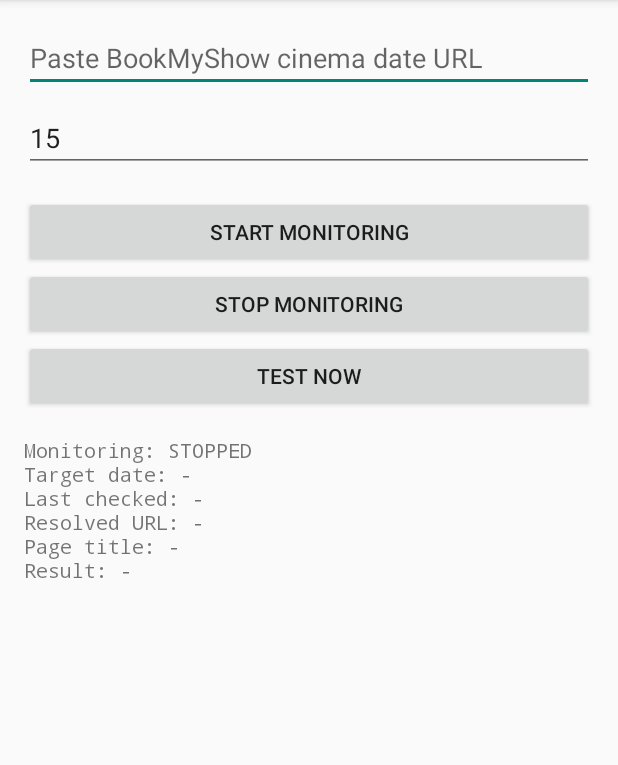
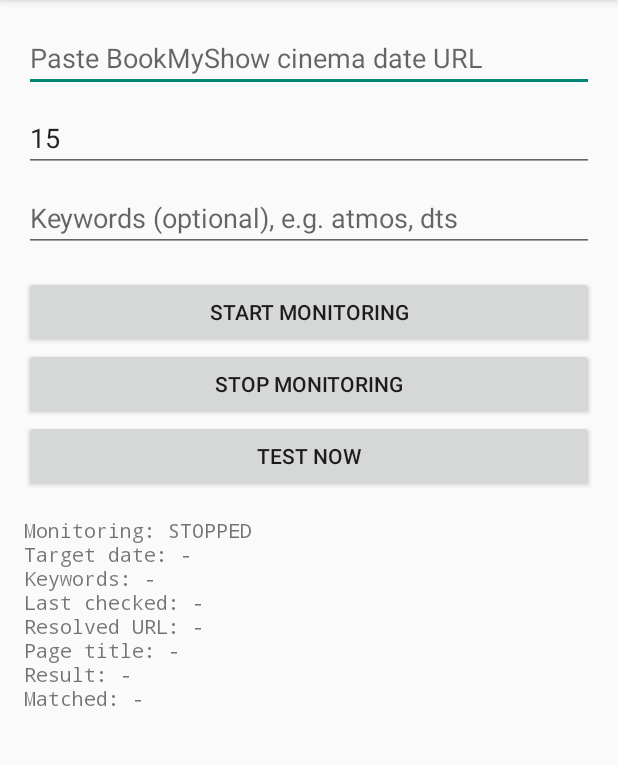
Before and after one commit to JegadishTamizh/bms-watcher, an Android app: the screen it shows after launch (MainActivity), on a phone screen of 412 x 824 dp, the part 84-849 px from its top. Run offline under Robolectric (Android 15) with nearby library versions, the phone set to English and light mode, and no system bars.

Commit message:
keywords

```diff
--- a/app/src/main/java/com/gj/bmswatcher/MainActivity.kt
+++ b/app/src/main/java/com/gj/bmswatcher/MainActivity.kt
@@ -18,6 +18,7 @@ class MainActivity : AppCompatActivity() {
 
     private lateinit var etUrl: EditText
     private lateinit var etInterval: EditText
+    private lateinit var etKeywords: EditText
     private lateinit var tvStatus: TextView
 
     private val prefs: SharedPreferences by lazy {
@@ -46,14 +47,16 @@ class MainActivity : AppCompatActivity() {
 
         etUrl = findViewById(R.id.etUrl)
         etInterval = findViewById(R.id.etInterval)
+        etKeywords = findViewById(R.id.etKeywords)
         tvStatus = findViewById(R.id.tvStatus)
 
         etUrl.setText(prefs.getString(BookingCheckWorker.KEY_URL, ""))
         etInterval.setText(prefs.getInt(BookingCheckWorker.KEY_INTERVAL, 15).toString())
+        etKeywords.setText(prefs.getString(BookingCheckWorker.KEY_KEYWORDS, ""))
 
         findViewById<Button>(R.id.btnStart).setOnClickListener { handleStart() }
         findViewById<Button>(R.id.btnStop).setOnClickListener { handleStop() }
-        findViewById<Button>(R.id.btnTest).setOnClickListener { onTest() }
+        findViewById<Button>(R.id.btnTest).setOnClickListener { handleTest() }
 
         renderStatus()
     }
@@ -71,6 +74,7 @@ class MainActivity : AppCompatActivity() {
 
     private fun readInputs(): Pair<String, Int>? {
         val url = etUrl.text.toString().trim()
+            .replace(Regex("^(?i)https?://")) { it.value.lowercase() }
         val interval = etInterval.text.toString().trim().toIntOrNull() ?: 15
         if (!url.startsWith("http") || BookingCheckWorker.extractDate(url) == null) {
             Toast.makeText(this, "URL must start with http and end with a YYYYMMDD date", Toast.LENGTH_LONG).show()
@@ -97,8 +101,10 @@ class MainActivity : AppCompatActivity() {
         prefs.edit()
             .putString(BookingCheckWorker.KEY_URL, url)
             .putInt(BookingCheckWorker.KEY_INTERVAL, interval)
+            .putString(BookingCheckWorker.KEY_KEYWORDS, etKeywords.text.toString().trim())
             .putBoolean(BookingCheckWorker.KEY_ACTIVE, true)
             .putString(BookingCheckWorker.KEY_LOG_RESULT, "Waiting for first check...")
+            .putString(BookingCheckWorker.KEY_LOG_MATCH, "")
             .apply()
         ensureNotificationPermission()
         BookingCheckWorker.startMonitoring(this, interval)
@@ -111,12 +117,14 @@ class MainActivity : AppCompatActivity() {
         Toast.makeText(this, "Monitoring stopped", Toast.LENGTH_SHORT).show()
     }
 
-    private fun onTest() {
+    private fun handleTest() {
         val (url, interval) = readInputs() ?: return
         prefs.edit()
             .putString(BookingCheckWorker.KEY_URL, url)
             .putInt(BookingCheckWorker.KEY_INTERVAL, interval)
+            .putString(BookingCheckWorker.KEY_KEYWORDS, etKeywords.text.toString().trim())
             .putString(BookingCheckWorker.KEY_LOG_RESULT, "Test running... (takes about 10-70 seconds)")
+            .putString(BookingCheckWorker.KEY_LOG_MATCH, "")
             .apply()
         ensureNotificationPermission()
         BookingCheckWorker.runTestNow(this)
@@ -127,15 +135,18 @@ class MainActivity : AppCompatActivity() {
         val interval = prefs.getInt(BookingCheckWorker.KEY_INTERVAL, 15)
         val url = prefs.getString(BookingCheckWorker.KEY_URL, "").orEmpty()
         val date = BookingCheckWorker.extractDate(url) ?: "-"
+        val keywords = prefs.getString(BookingCheckWorker.KEY_KEYWORDS, "").orEmpty()
 
         val text = buildString {
             append("Monitoring: ")
             append(if (active) "ACTIVE (every $interval min)" else "STOPPED")
             append("\nTarget date: ").append(date)
+            append("\nKeywords: ").append(keywords.ifBlank { "-" })
             append("\nLast checked: ").append(prefs.getString(BookingCheckWorker.KEY_LOG_TIME, "-"))
             append("\nResolved URL: ").append(prefs.getString(BookingCheckWorker.KEY_LOG_URL, "-").orEmpty().ifBlank { "-" })
             append("\nPage title: ").append(prefs.getString(BookingCheckWorker.KEY_LOG_TITLE, "-").orEmpty().ifBlank { "-" })
             append("\nResult: ").append(prefs.getString(BookingCheckWorker.KEY_LOG_RESULT, "-"))
+            append("\nMatched: ").append(prefs.getString(BookingCheckWorker.KEY_LOG_MATCH, "-").orEmpty().ifBlank { "-" })
         }
         tvStatus.text = text
     }
--- a/app/src/main/res/layout/activity_main.xml
+++ b/app/src/main/res/layout/activity_main.xml
@@ -26,6 +26,14 @@
             android:hint="@string/hint_interval"
             android:inputType="number"
             android:text="15" />
+
+        <EditText
+            android:id="@+id/etKeywords"
+            android:layout_width="match_parent"
+            android:layout_height="wrap_content"
+            android:layout_marginTop="8dp"
+            android:hint="@string/hint_keywords"
+            android:inputType="text" />
 
         <Button
             android:id="@+id/btnStart"
--- a/app/src/main/res/values/strings.xml
+++ b/app/src/main/res/values/strings.xml
@@ -7,4 +7,5 @@
     <string name="btn_stop">Stop Monitoring</string>
     <string name="btn_test">Test Now</string>
     <string name="status_initial">Status: Stopped</string>
+    <string name="hint_keywords">Keywords (optional), e.g. atmos, dts</string>
 </resources>
```
Also changed, not shown: app/src/main/java/com/gj/bmswatcher/BookingCheckWorker.kt (+85 -9 lines).
